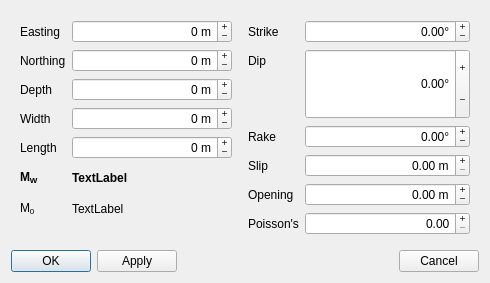
Before: the Qt Designer form src/talpa/res/okada_source.ui in pyrocko/kite, drawn with Qt 5.
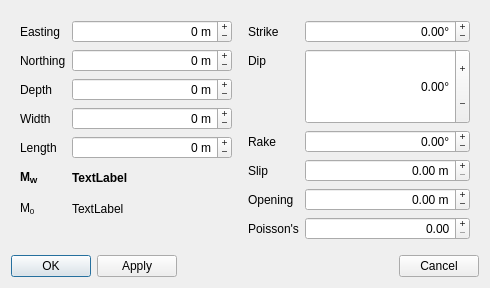
After: the same form once the commit is applied.

```diff
--- a/src/talpa/res/okada_source.ui
+++ b/src/talpa/res/okada_source.ui
@@ -10,7 +10,7 @@
     <x>0</x>
     <y>0</y>
     <width>490</width>
-    <height>283</height>
+    <height>288</height>
    </rect>
   </property>
   <property name="sizePolicy">
```
Left out of the diff: 2 changed lines with no effect on the pictures.
